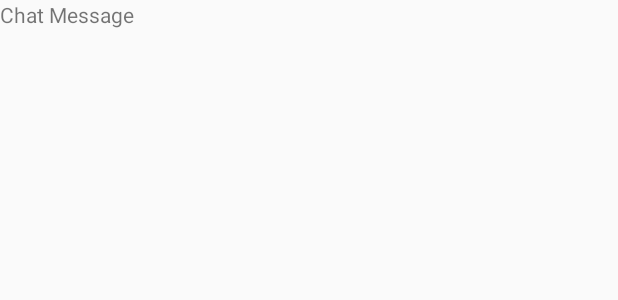
After one commit to hediyeyldrm/ChatApp, an Android app: the layout recycler_list_row.xml on its own in the app's theme, with its tools: preview values and no code run, on a phone screen of 412 x 824 dp. The commit adds this screen. Shown: the top 300 px of the screen. Run offline under Robolectric (Android 15) with nearby library versions, the phone set to English and light mode, and no system bars.

Commit message:
recycler view adapter

```diff
--- /dev/null
+++ b/app/src/main/res/layout/recycler_list_row.xml
@@ -0,0 +1,13 @@
+<?xml version="1.0" encoding="utf-8"?>
+<FrameLayout
+    xmlns:android="http://schemas.android.com/apk/res/android"
+    android:layout_width="wrap_content"
+    android:layout_height="wrap_content">
+
+    <TextView
+        android:layout_width="wrap_content"
+        android:layout_height="wrap_content"
+        android:text="Chat Message"
+        android:id="@+id/recycler_view_text_view"></TextView>
+
+</FrameLayout>
```
Also changed, not shown: app/src/main/java/com/hediyeyildirim/chatapp/ChatActivity.java (+9 -0 lines), app/src/main/java/com/hediyeyildirim/chatapp/RecyclerViewAdapter.java (added, +57 -0 lines).
